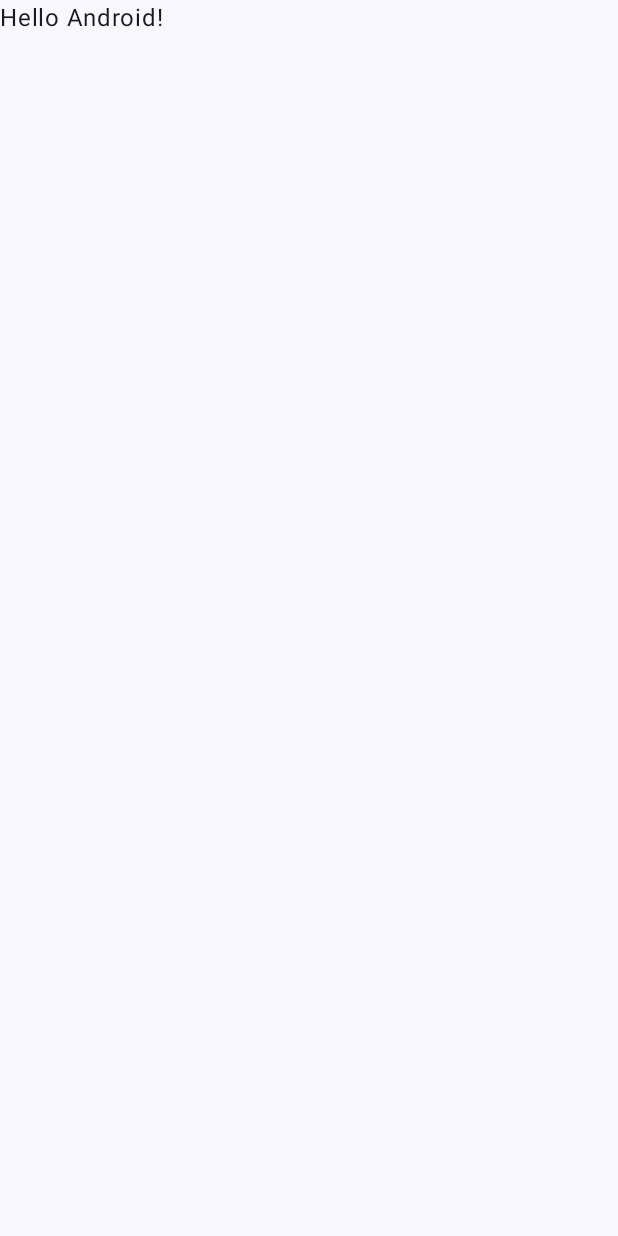
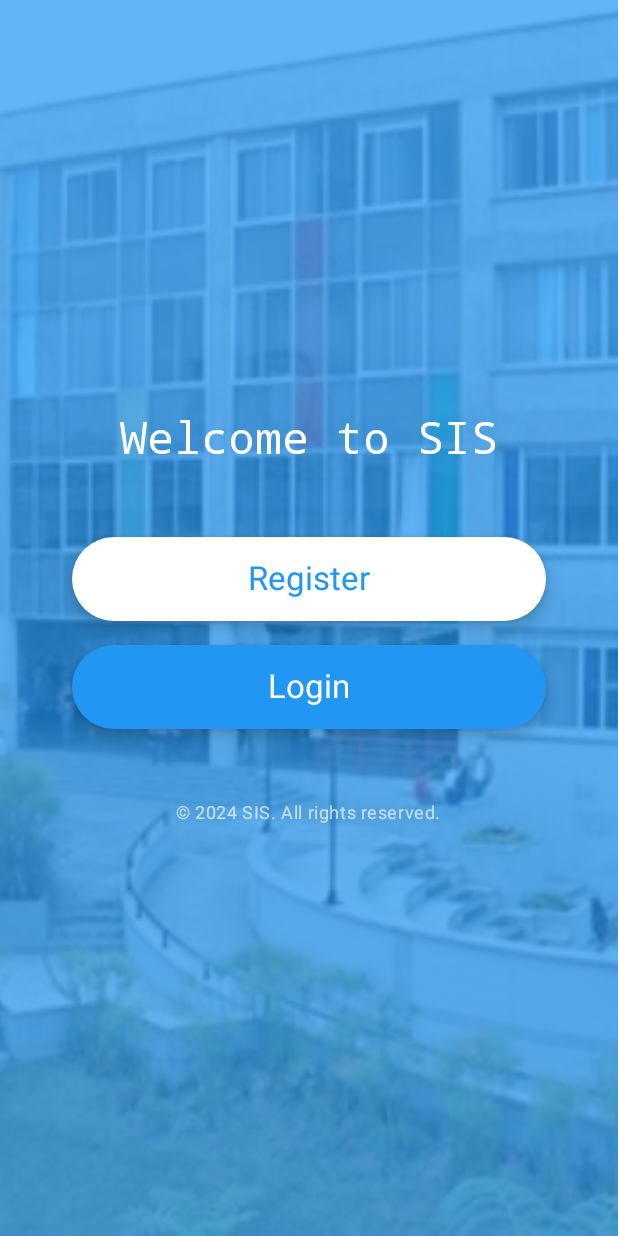
Before and after one commit to codemains-s/Sistema-de-Informacion-de-Salas, an Android app built with Jetpack Compose: the screen it shows after launch (MainActivity), on a phone screen of 412 x 824 dp. Before the commit the screen is almost empty. Run offline under Robolectric (Android 15) with nearby library versions, the phone set to English and light mode, and no system bars.

Commit message:
View de register

```diff
--- a/sis/app/build.gradle.kts
+++ b/sis/app/build.gradle.kts
@@ -59,6 +59,12 @@ dependencies {
     implementation(libs.androidx.ui.graphics)
     implementation(libs.androidx.ui.tooling.preview)
     implementation(libs.androidx.material3)
+    implementation(libs.androidx.appcompat)
+    implementation("com.squareup.retrofit2:retrofit:2.9.0")
+    implementation("com.squareup.retrofit2:converter-gson:2.9.0")
+    implementation("io.coil-kt:coil-compose:2.2.2")
+    implementation ("androidx.navigation:navigation-compose:2.5.3")
+
     testImplementation(libs.junit)
     androidTestImplementation(libs.androidx.junit)
     androidTestImplementation(libs.androidx.espresso.core)
--- a/sis/app/src/main/java/com/example/sis/MainActivity.kt
+++ b/sis/app/src/main/java/com/example/sis/MainActivity.kt
@@ -3,27 +3,42 @@ package com.example.sis
 import android.os.Bundle
 import androidx.activity.ComponentActivity
 import androidx.activity.compose.setContent
-import androidx.activity.enableEdgeToEdge
-import androidx.compose.foundation.layout.fillMaxSize
-import androidx.compose.foundation.layout.padding
-import androidx.compose.material3.Scaffold
-import androidx.compose.material3.Text
+import androidx.compose.foundation.Image
+import androidx.compose.foundation.background
+import androidx.compose.foundation.layout.*
+import androidx.compose.foundation.shape.RoundedCornerShape
+import androidx.compose.material3.*
 import androidx.compose.runtime.Composable
+import androidx.compose.ui.Alignment
 import androidx.compose.ui.Modifier
-import androidx.compose.ui.tooling.preview.Preview
+import androidx.compose.ui.graphics.Color
+import androidx.compose.ui.layout.ContentScale
+import androidx.compose.ui.res.painterResource
+import androidx.compose.ui.text.style.TextAlign
+import androidx.compose.ui.unit.dp
+import androidx.compose.ui.zIndex
+import androidx.navigation.NavController
+import androidx.navigation.compose.NavHost
+import androidx.navigation.compose.composable
+import androidx.navigation.compose.rememberNavController
+import com.example.sis.ui.theme.LoginScreen
 import com.example.sis.ui.theme.SISTheme
+import com.example.sis.views.RegisterView
 
 class MainActivity : ComponentActivity() {
     override fun onCreate(savedInstanceState: Bundle?) {
         super.onCreate(savedInstanceState)
-        enableEdgeToEdge()
         setContent {
             SISTheme {
-                Scaffold(modifier = Modifier.fillMaxSize()) { innerPadding ->
-                    Greeting(
-                        name = "Android",
-                        modifier = Modifier.padding(innerPadding)
-                    )
+                val navController = rememberNavController()
+                NavHost(navController = navController, startDestination = "main") {
+                    composable("main") { MainScreen(navController) }
+                    composable("login") { LoginScreen() }
+                    composable("register") {
+                        RegisterView(onRegister = { name, email, birthday, phone, password ->
+                            // Aquí puedes manejar la lógica de registro
+                        })
+                    }
                 }
             }
         }
@@ -31,17 +46,97 @@ class MainActivity : ComponentActivity() {
 }
 
 @Composable
-fun Greeting(name: String, modifier: Modifier = Modifier) {
-    Text(
-        text = "Hello $name!",
-        modifier = modifier
-    )
-}
+fun MainScreen(navController: NavController) {
+    Box(
+        modifier = Modifier
+            .fillMaxSize()
+            .background(Color(0xFF2196F3))  // Fondo azul
+    ) {
+        // Imagen de fondo
+        Image(
+            painter = painterResource(id = R.drawable.ucaldas_fondo2),
+            contentDescription = "Fondo principal",
+            modifier = Modifier
+                .fillMaxSize()
+                .zIndex(1f),
+            contentScale = ContentScale.Crop,
+            alpha = 0.3f
+        )
 
-@Preview(showBackground = true)
-@Composable
-fun GreetingPreview() {
-    SISTheme {
-        Greeting("Android")
+        // Contenido principal
+        Column(
+            modifier = Modifier
+                .fillMaxSize()
+                .zIndex(2f)
+                .padding(16.dp),
+            verticalArrangement = Arrangement.Center,
+            horizontalAlignment = Alignment.CenterHorizontally
+        ) {
+            // Texto de bienvenida
+            Text(
+                text = "Welcome to SIS",
+                style = MaterialTheme.typography.headlineLarge,
+                color = Color.White,
+                textAlign = TextAlign.Center,
+                modifier = Modifier.padding(bottom = 48.dp)
+            )
+
+            // Botones con estilo mejorado
+            Button(
+                onClick = { navController.navigate("register") },
+                modifier = Modifier
+                    .fillMaxWidth()
+                    .height(56.dp)
+                    .padding(horizontal = 32.dp),
+                shape = RoundedCornerShape(28.dp),
+                colors = ButtonDefaults.buttonColors(
+                    containerColor = Color.White,
+                    contentColor = Color(0xFF2196F3)
+                ),
+                elevation = ButtonDefaults.buttonElevation(
+                    defaultElevation = 6.dp,
+                    pressedElevation = 8.dp
+                )
+            ) {
+                Text(
+                    text = "Register",
+                    style = MaterialTheme.typography.titleLarge
+                )
+            }
+
+            Spacer(modifier = Modifier.height(16.dp))
+
+            Button(
+                onClick = { navController.navigate("login") },
+                modifier = Modifier
+                    .fillMaxWidth()
+                    .height(56.dp)
+                    .padding(horizontal = 32.dp),
+                shape = RoundedCornerShape(28.dp),
+                colors = ButtonDefaults.buttonColors(
+                    containerColor = Color(0xFF2196F3),
+                    contentColor = Color.White
+                ),
+                elevation = ButtonDefaults.buttonElevation(
+                    defaultElevation = 6.dp,
+                    pressedElevation = 8.dp
+                )
+            ) {
+                Text(
+                    text = "Login",
+                    style = MaterialTheme.typography.titleLarge
+                )
+            }
+
+            // Información adicional o texto de copyright
+            Text(
+                text = "© 2024 SIS. All rights reserved.",
+                style = MaterialTheme.typography.bodySmall,
+                color = Color.White.copy(alpha = 0.7f),
+                modifier = Modifier
+                    .padding(top = 48.dp)
+                    .align(Alignment.CenterHorizontally)
+            )
+        }
     }
 }
--- a/sis/app/src/main/java/com/example/sis/datamodels/User.kt
+++ b/sis/app/src/main/java/com/example/sis/datamodels/user/User.kt
@@ -1,10 +1,12 @@
-package com.example.sis.datamodels
+package com.example.sis.datamodels.user
+
+import java.util.Date
 
 data class User(
     val id: Int,
     val name: String,
     val email: String,
-    val birthday: String,
+    val birthday: Date,
     val phone: String,
     val role_id: Int,
     val token: String
--- /dev/null
+++ b/sis/app/src/main/java/com/example/sis/datamodels/user/UserLogin.kt
@@ -0,0 +1,6 @@
+package com.example.sis.datamodels.user
+
+data class UserLogin(
+    val email: String,
+    val password: String
+)
--- /dev/null
+++ b/sis/app/src/main/java/com/example/sis/datamodels/user/UserResponse.kt
@@ -0,0 +1,5 @@
+package com.example.sis.datamodels.user
+
+data class UserResponse (
+    val Token: String
+)
--- /dev/null
+++ b/sis/app/src/main/java/com/example/sis/ui/theme/AppStyles.kt
@@ -0,0 +1,88 @@
+package com.example.sis.ui.theme
+
+import androidx.compose.foundation.Image
+import androidx.compose.foundation.background
+import androidx.compose.foundation.layout.*
+import androidx.compose.material3.MaterialTheme
+import androidx.compose.material3.Text
+import androidx.compose.material3.Typography
+import androidx.compose.ui.Modifier
+import androidx.compose.ui.graphics.Color
+import androidx.compose.ui.res.painterResource
+import androidx.compose.ui.text.font.FontFamily
+import androidx.compose.ui.text.TextStyle
+import androidx.compose.ui.unit.sp
+import androidx.compose.ui.Alignment
+import androidx.compose.ui.layout.ContentScale
+import androidx.compose.runtime.Composable
+import androidx.compose.ui.tooling.preview.Preview
+import com.example.sis.R
+
+// Colores personalizados
+val DarkBackground = Color(0xFF121212)
+val NeonGreen = Color(0xFF00FF00)
+val NeonBlue = Color(0xFF00BFFF)
+
+// Fuentes personalizadas
+val FuturisticFontFamily = FontFamily.Monospace
+
+// Tipografía personalizada para Material3
+val futuristicTypography = Typography(
+    headlineLarge = TextStyle(
+        fontFamily = FuturisticFontFamily,
+        fontSize = 30.sp,
+        color = NeonGreen
+    ),
+    bodyLarge = TextStyle(
+        fontFamily = FuturisticFontFamily,
+        fontSize = 16.sp,
+        color = Color.White
+    )
+)
+
+@Composable
+fun CustomSISTheme(content: @Composable () -> Unit) {
+    MaterialTheme(
+        typography = futuristicTypography, // Aplica la tipografía personalizada
+        shapes = MaterialTheme.shapes, // Utiliza las formas predeterminadas de MaterialTheme
+        content = content
+    )
+}
+
+@Composable
+fun LoginScreen() {
+    Box(
+        modifier = Modifier
+            .fillMaxSize()
+            .background(Color.DarkGray) // Fondo oscuro si no hay imagen
+    ) {
+        Image(
+            painter = painterResource(id = R.drawable.ucaldas_fondo2), // Reemplaza con tu imagen
+            contentDescription = "Fondo de pantalla",
+            modifier = Modifier.fillMaxSize(),
+            contentScale = ContentScale.Crop // Para que la imagen ocupe toda la pantalla sin distorsionarse
+        )
+
+        Column(
+            horizontalAlignment = Alignment.CenterHorizontally,
+            verticalArrangement = Arrangement.Center,
+            modifier = Modifier.fillMaxSize()
+        ) {
+            // Aquí van tus campos de entrada, como TextField, etc.
+            // Ejemplo de un texto centrado
+            Text(
+                text = "Bienvenido",
+                style = MaterialTheme.typography.headlineLarge
+            )
+            // Añadir más campos aquí
+        }
+    }
+}
+
+@Preview
+@Composable
+fun PreviewLoginScreen() {
+    CustomSISTheme {
+        LoginScreen()
+    }
+}
--- a/sis/app/src/main/java/com/example/sis/ui/theme/Theme.kt
+++ b/sis/app/src/main/java/com/example/sis/ui/theme/Theme.kt
@@ -10,11 +10,13 @@ import androidx.compose.material3.dynamicLightColorScheme
 import androidx.compose.material3.lightColorScheme
 import androidx.compose.runtime.Composable
 import androidx.compose.ui.platform.LocalContext
+import com.example.sis.ui.theme.CustomSISTheme
 
 private val DarkColorScheme = darkColorScheme(
-    primary = Purple80,
-    secondary = PurpleGrey80,
-    tertiary = Pink80
+    primary = NeonGreen,
+    secondary = NeonBlue,
+    background = DarkBackground,
+    surface = DarkBackground
 )
 
 private val LightColorScheme = lightColorScheme(
@@ -34,25 +36,10 @@ private val LightColorScheme = lightColorScheme(
 )
 
 @Composable
-fun SISTheme(
-    darkTheme: Boolean = isSystemInDarkTheme(),
-    // Dynamic color is available on Android 12+
-    dynamicColor: Boolean = true,
-    content: @Composable () -> Unit
-) {
-    val colorScheme = when {
-        dynamicColor && Build.VERSION.SDK_INT >= Build.VERSION_CODES.S -> {
-            val context = LocalContext.current
-            if (darkTheme) dynamicDarkColorScheme(context) else dynamicLightColorScheme(context)
-        }
-
-        darkTheme -> DarkColorScheme
-        else -> LightColorScheme
-    }
-
+fun SISTheme(content: @Composable () -> Unit) {
     MaterialTheme(
-        colorScheme = colorScheme,
-        typography = Typography,
+        colorScheme = darkColorScheme(),
+        typography = futuristicTypography,
         content = content
     )
 }
--- /dev/null
+++ b/sis/app/src/main/res/drawable/register.xml
@@ -0,0 +1,5 @@
+<vector xmlns:android="http://schemas.android.com/apk/res/android" android:alpha="0.94" android:height="100dp" android:tint="#000000" android:viewportHeight="24" android:viewportWidth="24" android:width="100dp">
+
+    <path android:fillColor="@android:color/white" android:pathData="M16.5,12c1.38,0 2.49,-1.12 2.49,-2.5S17.88,7 16.5,7C15.12,7 14,8.12 14,9.5s1.12,2.5 2.5,2.5zM9,11c1.66,0 2.99,-1.34 2.99,-3S10.66,5 9,5C7.34,5 6,6.34 6,8s1.34,3 3,3zM16.5,14c-1.83,0 -5.5,0.92 -5.5,2.75L11,19h11v-2.25c0,-1.83 -3.67,-2.75 -5.5,-2.75zM9,13c-2.33,0 -7,1.17 -7,3.5L2,19h7v-2.25c0,-0.85 0.33,-2.34 2.37,-3.47C10.5,13.1 9.66,13 9,13z"/>
+
+</vector>
--- a/sis/gradle/libs.versions.toml
+++ b/sis/gradle/libs.versions.toml
@@ -8,6 +8,7 @@ espressoCore = "3.6.1"
 lifecycleRuntimeKtx = "2.8.6"
 activityCompose = "1.9.3"
 composeBom = "2024.04.01"
+appcompat = "1.7.0"
 
 [libraries]
 androidx-core-ktx = { group = "androidx.core", name = "core-ktx", version.ref = "coreKtx" }
@@ -24,6 +25,7 @@ androidx-ui-tooling-preview = { group = "androidx.compose.ui", name = "ui-toolin
 androidx-ui-test-manifest = { group = "androidx.compose.ui", name = "ui-test-manifest" }
 androidx-ui-test-junit4 = { group = "androidx.compose.ui", name = "ui-test-junit4" }
 androidx-material3 = { group = "androidx.compose.material3", name = "material3" }
+androidx-appcompat = { group = "androidx.appcompat", name = "appcompat", version.ref = "appcompat" }
 
 [plugins]
 android-application = { id = "com.android.application", version.ref = "agp" }
```
Also changed, not shown: sis/app/src/main/java/com/example/sis/conexion_api/Api.kt (added, +19 -0 lines), sis/app/src/main/java/com/example/sis/datamodels/user/UserCreate.kt (added, +11 -0 lines), sis/app/src/main/java/com/example/sis/endpoints/User_api.kt (added, +23 -0 lines), sis/app/src/main/java/com/example/sis/views/RegisterView.kt (added, +170 -0 lines), sis/app/src/main/res/drawable/ucaldas_fondo1.webp (added), sis/app/src/main/res/drawable/ucaldas_fondo2.jpg (added), sis/app/src/main/res/drawable/ucaldas_fondo3.png (added).
